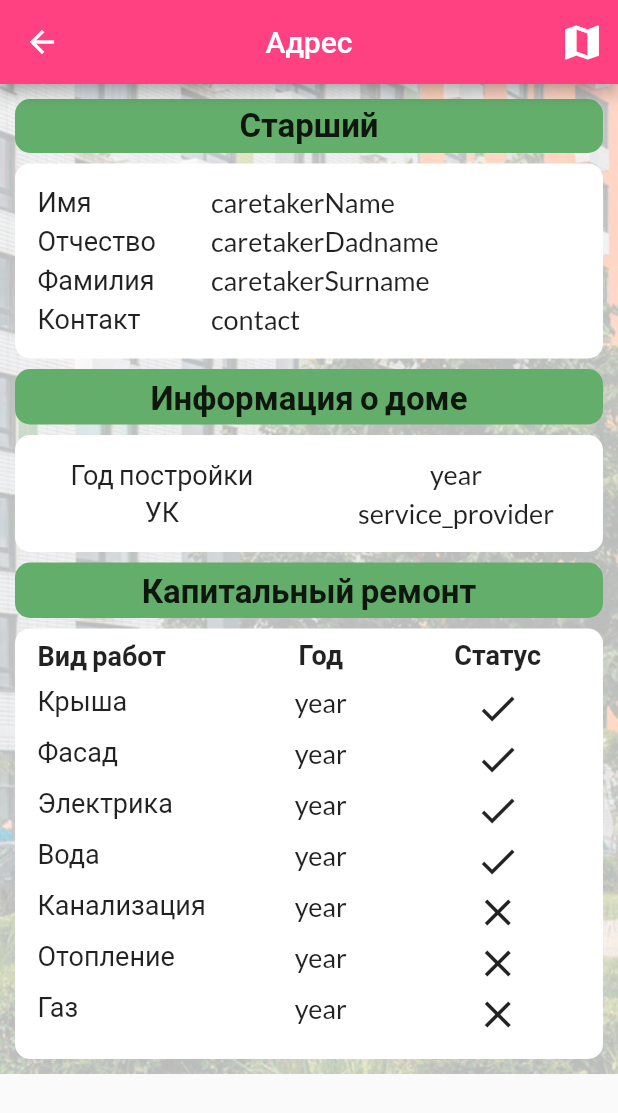
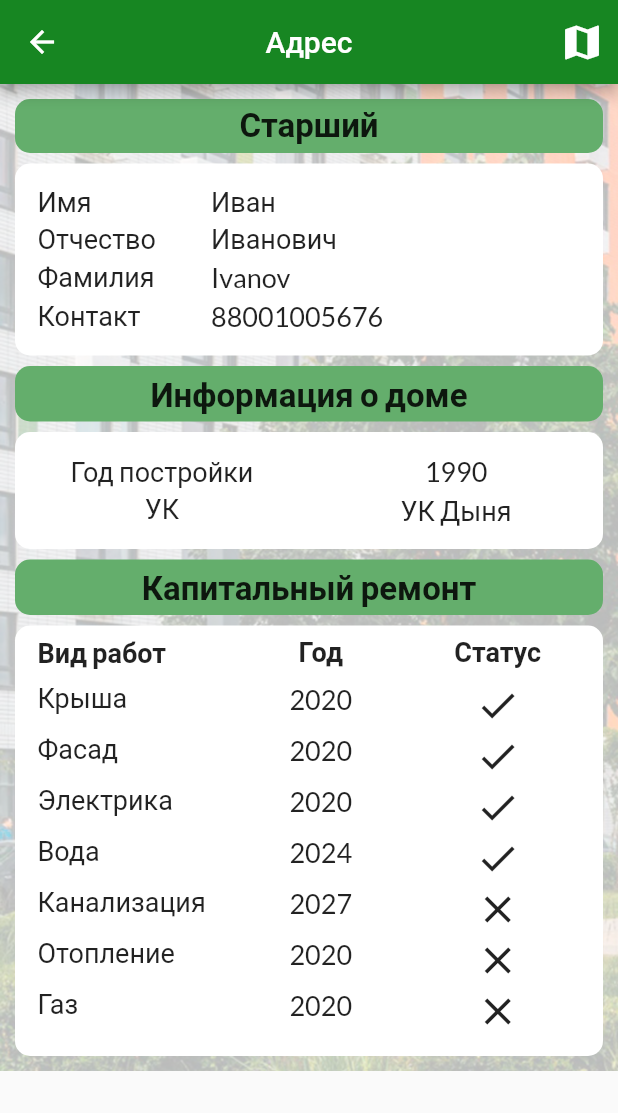
Before and after one commit to jestyal/tos_parkoviy_app, a Flutter app: the CatalogHouses screen opened by its route, after a tap on "91", on a phone screen of 412 x 824 dp. Shown: the top 1113 px of the screen. Run offline on Flutter 3.47's test engine with Material 2 defaults, Android fonts, the phone set to English and light mode, and no system bars; our stand-ins replace google_maps_flutter, location, splashscreen.

Commit message:
Added passing data to 4 screen (houses)

```diff
--- a/lib/screens/3_catalog/3_catalog_houses.dart
+++ b/lib/screens/3_catalog/3_catalog_houses.dart
@@ -249,12 +249,27 @@ class _CatalogHousesListState extends State<CatalogHousesList> {
                             onTap: () => {
                                   // colorappbar =
                                   //     DataToCard(bgcolor: this.data.bgcolor),
-                              print(items[index].iD),
                                   Navigator.pushNamed(
                                     context, '/house_card_details',
                                     // arguments: colorappbar
                                     // arguments: DataToMap(bgcolor: bgColorHousesAppBar, itemId: items[index].iD)
-                                    arguments: DataToMap(bgcolor: Colors.pinkAccent, itemId: items[index].iD)
+                                    arguments: DataToMap(
+                                      bgcolor: bgColorHousesAppBar,
+                                      itemId: items[index].iD,
+                                      caretakerName: items[index].caretaker![0].caretakerName,
+                                      caretakerDadname: items[index].caretaker![0].caretakerDadname,
+                                      caretakerSurname: items[index].caretaker![0].caretakerSurname,
+                                      caretakerContact: items[index].caretaker![0].contact,
+                                      houseYear: items[index].year,
+                                      serviceProvider: items[index].serviceProvider,
+                                      refurbishmentRoofYear: items[index].refurbishment![0].roof![0].maintenanceYear,
+                                      refurbishmentFrontYear: items[index].refurbishment![0].front![0].maintenanceYear,
+                                      refurbishmentElectronicsYear: items[index].refurbishment![0].electronics![0].maintenanceYear,
+                                      refurbishmentWaterYear: items[index].refurbishment![0].water![0].maintenanceYear,
+                                      refurbishmentSewerageYear: items[index].refurbishment![0].sewerage![0].maintenanceYear,
+                                      refurbishmentHeatingYear: items[index].refurbishment![0].heating![0].maintenanceYear,
+                                      refurbishmentGasYear: items[index].refurbishment![0].gas![0].maintenanceYear,
+                                    )
                                   )
                                 })
                         : Container();
--- a/lib/screens/4_card_details/class_DataToMap.dart
+++ b/lib/screens/4_card_details/class_DataToMap.dart
@@ -2,12 +2,51 @@ class DataToMap {
   final dynamic bgcolor;
   // final dynamic json;
   // final dynamic ID;
+
+  //for houses
   final dynamic itemId;
+  final dynamic caretakerName;
+  final dynamic caretakerDadname;
+  final dynamic caretakerSurname;
+  final dynamic caretakerContact;
+  final dynamic houseYear;
+  final dynamic serviceProvider;
+  final dynamic refurbishmentRoofYear;
+  final dynamic refurbishmentFrontYear;
+  final dynamic refurbishmentElectronicsYear;
+  final dynamic refurbishmentWaterYear;
+  final dynamic refurbishmentSewerageYear;
+  final dynamic refurbishmentHeatingYear;
+  final dynamic refurbishmentGasYear;
+
+  //for events
+  //for organizations
+  //for locations
 
   DataToMap({
     required this.bgcolor,
     // required this.json,
     // required this.ID,
+
+    //for houses
     this.itemId,
+    this.caretakerName,
+    this.caretakerDadname,
+    this.caretakerSurname,
+    this.caretakerContact,
+    this.houseYear,
+    this.serviceProvider,
+    this.refurbishmentRoofYear,
+    this.refurbishmentFrontYear,
+    this.refurbishmentElectronicsYear,
+    this.refurbishmentWaterYear,
+    this.refurbishmentSewerageYear,
+    this.refurbishmentHeatingYear,
+    this.refurbishmentGasYear,
+
+    //for events
+    //for organizations
+    //for locations
+
   });
 }
--- a/lib/screens/4_card_details/houses_card_details.dart
+++ b/lib/screens/4_card_details/houses_card_details.dart
@@ -76,7 +76,12 @@ class _HousesCardDetailsState extends State<HousesCardDetails> {
                             ],
                           )),
                       const SizedBox(height: 7),
-                      Caretaker(),
+                      Caretaker(
+                        name: args.caretakerName,
+                        dadname: args.caretakerDadname,
+                        surname: args.caretakerSurname,
+                        contact: args.caretakerContact,
+                      ),
                       const SizedBox(height: 7),
                       Container(
                           padding: const EdgeInsets.all(5),
@@ -94,7 +99,10 @@ class _HousesCardDetailsState extends State<HousesCardDetails> {
                             ],
                           )),
                       const SizedBox(height: 7),
-                      Information(),
+                      Information(
+                        year: args.houseYear,
+                        serviceProvider: args.serviceProvider,
+                      ),
                       const SizedBox(height: 7),
                       Container(
                           padding: const EdgeInsets.all(5),
@@ -103,8 +111,8 @@ class _HousesCardDetailsState extends State<HousesCardDetails> {
                               color: bgColorHouses),
                           child: Row(
                             mainAxisAlignment: MainAxisAlignment.center,
-                            children: [
-                              const Text('Капитальный ремонт',
+                            children: const [
+                              Text('Капитальный ремонт',
                                   style: TextStyle(
                                     fontSize: 22,
                                     fontWeight: FontWeight.bold,
@@ -112,14 +120,33 @@ class _HousesCardDetailsState extends State<HousesCardDetails> {
                             ],
                           )),
                       const SizedBox(height: 7),
-                      Refurbishment(),
+                      Refurbishment(
+                          refurbishmentRoofYear: args.refurbishmentRoofYear,
+                          refurbishmentFrontYear: args.refurbishmentFrontYear,
+                          refurbishmentElectronicsYear: args.refurbishmentElectronicsYear,
+                          refurbishmentWaterYear: args.refurbishmentWaterYear,
+                          refurbishmentSewerageYear: args.refurbishmentSewerageYear,
+                          refurbishmentHeatingYear: args.refurbishmentHeatingYear,
+                          refurbishmentGasYear: args.refurbishmentGasYear,
+                      ),
                     ])))));
   }
 }
 
 
 class Caretaker extends StatelessWidget {
-  const Caretaker({Key? key}) : super(key: key);
+  final String? name;
+  final String? surname;
+  final String? dadname;
+  final int? contact;
+
+  const Caretaker({
+    Key? key,
+    this.name,
+    this.surname,
+    this.dadname,
+    this.contact,
+  }) : super(key: key);
 
   @override
   Widget build(BuildContext context) {
@@ -139,9 +166,10 @@ class Caretaker extends StatelessWidget {
                     )),
                 Container(
                     margin: const EdgeInsets.fromLTRB(0, 15, 0, 2),
-                    child: const Text(
-                      'caretakerName',
-                      style: TextStyle(fontSize: 18),
+                    child: Text(
+                      // 'caretakerName',
+                      name.toString(),
+                      style: const TextStyle(fontSize: 18),
                     )),
               ],
             ),
@@ -155,9 +183,10 @@ class Caretaker extends StatelessWidget {
                     )),
                 Container(
                     margin: const EdgeInsets.fromLTRB(0, 2, 0, 2),
-                    child: const Text(
-                      'caretakerDadname',
-                      style: TextStyle(fontSize: 18),
+                    child: Text(
+                      // 'caretakerDadname',
+                      dadname.toString(),
+                      style: const TextStyle(fontSize: 18),
                     )),
               ],
             ),
@@ -171,9 +200,10 @@ class Caretaker extends StatelessWidget {
                     )),
                 Container(
                     margin: const EdgeInsets.fromLTRB(0, 2, 0, 2),
-                    child: const Text(
-                      'caretakerSurname',
-                      style: TextStyle(fontSize: 18),
+                    child: Text(
+                      // 'caretakerSurname',
+                      surname.toString(),
+                      style: const TextStyle(fontSize: 18),
                     )),
               ],
             ),
@@ -183,13 +213,13 @@ class Caretaker extends StatelessWidget {
                     margin: const EdgeInsets.fromLTRB(15, 2, 0, 15),
                     child: const Text(
                       'Контакт',
-                      style: const TextStyle(fontSize: 18),
+                      style: TextStyle(fontSize: 18),
                     )),
                 Container(
                     margin: const EdgeInsets.fromLTRB(0, 2, 0, 15),
-                    child: const Text(
-                      'contact',
-                      style: TextStyle(fontSize: 18),
+                    child: Text(
+                      contact.toString(),
+                      style: const TextStyle(fontSize: 18),
                     )),
               ],
             ),
@@ -199,7 +229,15 @@ class Caretaker extends StatelessWidget {
 }
 
 class Information extends StatelessWidget {
-  const Information({Key? key}) : super(key: key);
+  final int? year;
+  final String? serviceProvider;
+
+  const Information({
+    Key? key,
+    this.year,
+    this.serviceProvider,
+  }) : super(key: key);
+
 
   @override
   Widget build(BuildContext context) {
@@ -220,9 +258,9 @@ class Information extends StatelessWidget {
                 Center(
                     child: Container(
                         margin: const EdgeInsets.fromLTRB(0, 15, 0, 2),
-                        child: const Text(
-                          'year',
-                          style: TextStyle(fontSize: 18),
+                        child: Text(
+                          year.toString(),
+                          style: const TextStyle(fontSize: 18),
                         ))),
               ],
             ),
@@ -238,9 +276,10 @@ class Information extends StatelessWidget {
                 Center(
                     child: Container(
                         margin: const EdgeInsets.fromLTRB(0, 2, 0, 15),
-                        child: const Text(
-                          'service_provider',
-                          style: TextStyle(fontSize: 18),
+                        child: Text(
+                          // 'service_provider',
+                          serviceProvider.toString(),
+                          style: const TextStyle(fontSize: 18),
                         ))),
               ],
             ),
@@ -250,7 +289,25 @@ class Information extends StatelessWidget {
 }
 
 class Refurbishment extends StatelessWidget {
-  const Refurbishment({Key? key}) : super(key: key);
+  final int? refurbishmentRoofYear;
+  final int? refurbishmentFrontYear;
+  final int? refurbishmentElectronicsYear;
+  final int? refurbishmentWaterYear;
+  final int? refurbishmentSewerageYear;
+  final int? refurbishmentHeatingYear;
+  final int? refurbishmentGasYear;
+
+  const Refurbishment({
+    Key? key,
+    this.refurbishmentRoofYear,
+    this.refurbishmentFrontYear,
+    this.refurbishmentElectronicsYear,
+    this.refurbishmentWaterYear,
+    this.refurbishmentSewerageYear,
+    this.refurbishmentHeatingYear,
+    this.refurbishmentGasYear,
+  }) : super(key: key);
+
 
   @override
   Widget build(BuildContext context) {
@@ -302,9 +359,9 @@ class Refurbishment extends StatelessWidget {
                 Center(
                     child: Container(
                         margin: const EdgeInsets.fromLTRB(0, 2, 0, 2),
-                        child: const Text(
-                          'year',
-                          style: TextStyle(fontSize: 18),
+                        child: Text(
+                          refurbishmentRoofYear.toString(),
+                          style: const TextStyle(fontSize: 18),
                         ))),
                 Center(
                     child: Container(
@@ -326,9 +383,9 @@ class Refurbishment extends StatelessWidget {
                 Center(
                     child: Container(
                         margin: const EdgeInsets.fromLTRB(0, 2, 0, 2),
-                        child: const Text(
-                          'year',
-                          style: TextStyle(fontSize: 18),
+                        child: Text(
+                          refurbishmentFrontYear.toString(),
+                          style: const TextStyle(fontSize: 18),
                         ))),
                 Center(
                     child: Container(
@@ -345,13 +402,13 @@ class Refurbishment extends StatelessWidget {
                     margin: const EdgeInsets.fromLTRB(15, 2, 0, 2),
                     child: const Text(
                       'Электрика',
-                      style: const TextStyle(fontSize: 18),
+                      style: TextStyle(fontSize: 18),
                     )),
                 Center(
                     child: Container(
                         margin: const EdgeInsets.fromLTRB(0, 2, 0, 2),
-                        child: const Text(
-                          'year',
+                        child: Text(
+                          refurbishmentElectronicsYear.toString(),
                           style: const TextStyle(fontSize: 18),
                         ))),
                 Center(
@@ -369,14 +426,14 @@ class Refurbishment extends StatelessWidget {
                     margin: const EdgeInsets.fromLTRB(15, 2, 0, 2),
                     child: const Text(
                       'Вода',
-                      style: const TextStyle(fontSize: 18),
+                      style: TextStyle(fontSize: 18),
                     )),
                 Center(
                     child: Container(
                         margin: const EdgeInsets.fromLTRB(0, 2, 0, 2),
-                        child: const Text(
-                          'year',
-                          style: TextStyle(fontSize: 18),
+                        child: Text(
+                          refurbishmentWaterYear.toString(),
+                          style: const TextStyle(fontSize: 18),
                         ))),
                 Center(
                     child: Container(
@@ -393,14 +450,14 @@ class Refurbishment extends StatelessWidget {
                     margin: const EdgeInsets.fromLTRB(15, 2, 0, 2),
                     child: const Text(
                       'Канализация',
-                      style: const TextStyle(fontSize: 18),
+                      style: TextStyle(fontSize: 18),
                     )),
                 Center(
                     child: Container(
                         margin: const EdgeInsets.fromLTRB(0, 2, 0, 2),
-                        child: const Text(
-                          'year',
-                          style: TextStyle(fontSize: 18),
+                        child: Text(
+                          refurbishmentSewerageYear.toString(),
+                          style: const TextStyle(fontSize: 18),
                         ))),
                 Center(
                     child: Container(
@@ -422,8 +479,8 @@ class Refurbishment extends StatelessWidget {
                 Center(
                     child: Container(
                         margin: const EdgeInsets.fromLTRB(0, 2, 0, 2),
-                        child: const Text(
-                          'year',
+                        child: Text(
+                          refurbishmentHeatingYear.toString(),
                           style: const TextStyle(fontSize: 18),
                         ))),
                 Center(
@@ -441,14 +498,14 @@ class Refurbishment extends StatelessWidget {
                     margin: const EdgeInsets.fromLTRB(15, 2, 0, 15),
                     child: const Text(
                       'Газ',
-                      style: const TextStyle(fontSize: 18),
+                      style: TextStyle(fontSize: 18),
                     )),
                 Center(
                     child: Container(
                         margin: const EdgeInsets.fromLTRB(0, 2, 0, 15),
-                        child: const Text(
-                          'year',
-                          style: TextStyle(fontSize: 18),
+                        child: Text(
+                          refurbishmentGasYear.toString(),
+                          style: const TextStyle(fontSize: 18),
                         ))),
                 Center(
                     child: Container(
```
